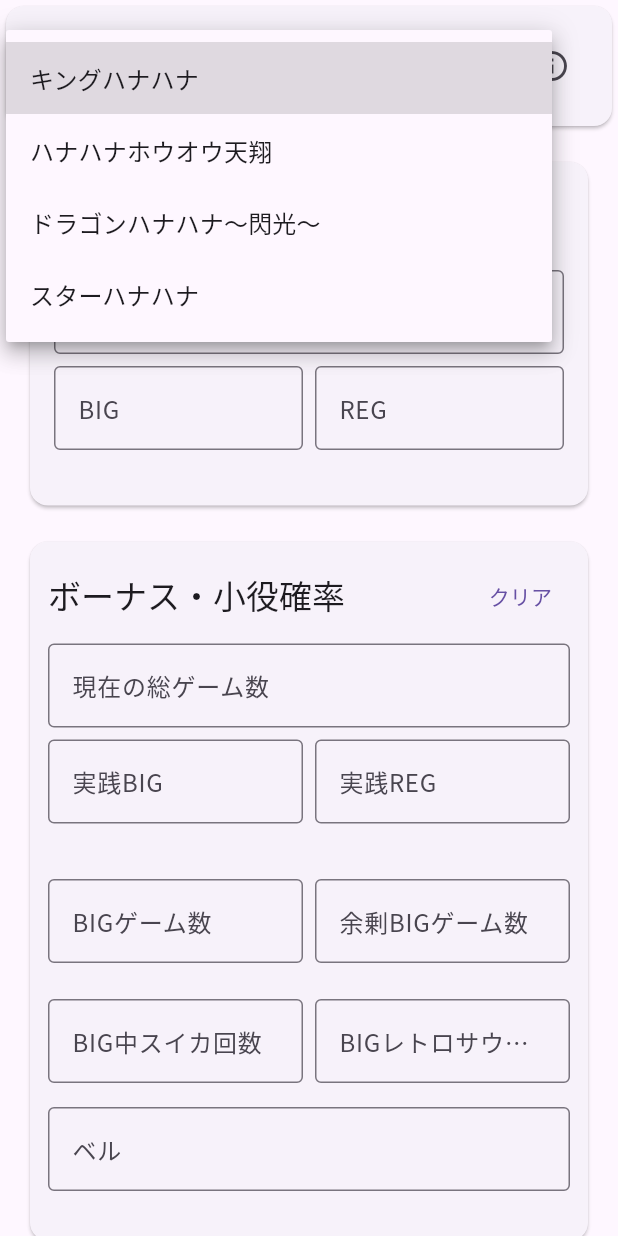
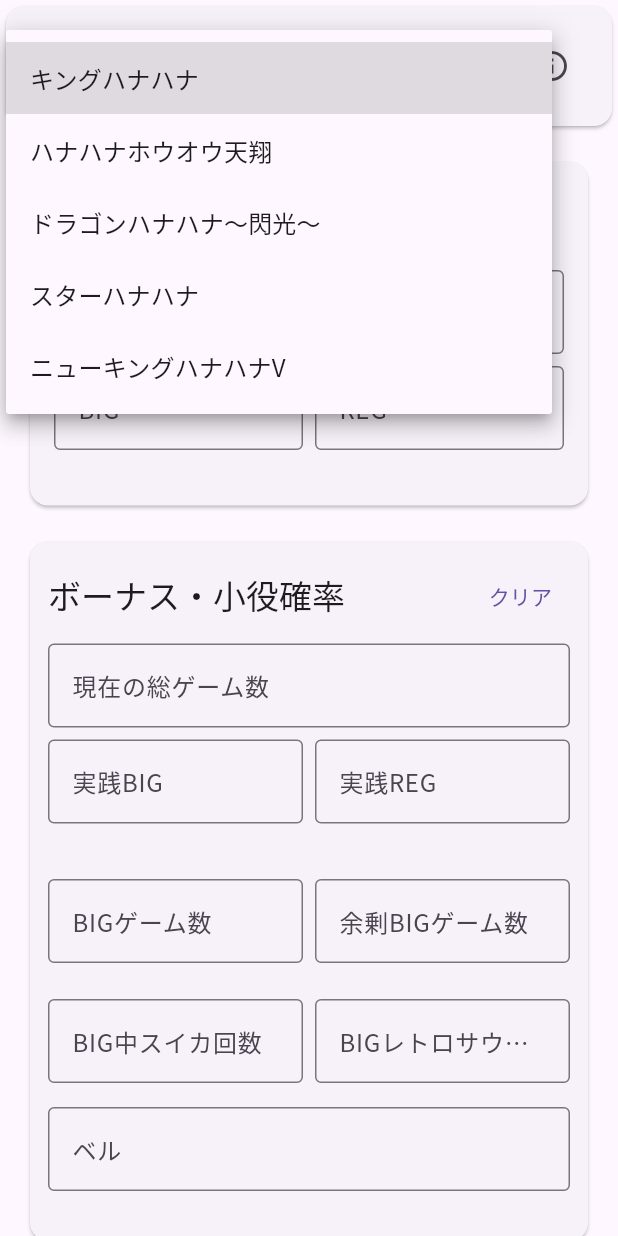
Before and after one commit to Detteiu9999/hanahana_calc_and_score, a Flutter app: the screen it shows after launch, after a tap on "キングハナハナ", on a phone screen of 412 x 824 dp. Run offline on Flutter 3.47's test engine with Material 3 defaults, Android fonts, the phone set to English and light mode, and no system bars; our stand-ins replace fluttertoast, google_fonts, shared_preferences.

Commit message:
ニューキングハナハナVを追加

```diff
--- a/lib/screens/machine_parameters_screen.dart
+++ b/lib/screens/machine_parameters_screen.dart
@@ -228,6 +228,8 @@ class MachineParametersScreen extends StatelessWidget {
         return 'ドラゴンハナハナ閃光';
       case SlotMachine.starHanahana:
         return 'スターハナハナ';
+      case SlotMachine.newKingHanahanaV:
+        return 'ニューキングハナハナV';
     }
   }
 }
--- a/lib/screens/records_screen.dart
+++ b/lib/screens/records_screen.dart
@@ -113,6 +113,8 @@ class _RecordsScreenState extends State<RecordsScreen> {
         return 'ドラゴンハナハナ閃光';
       case SlotMachine.starHanahana:
         return 'スターハナハナ';
+      case SlotMachine.newKingHanahanaV:
+        return 'ニューキングハナハナV';
     }
   }
 
--- a/lib/screens/slot_analyzer_screen.dart
+++ b/lib/screens/slot_analyzer_screen.dart
@@ -561,6 +561,10 @@ class _SlotAnalyzerScreenState extends State<SlotAnalyzerScreen> with WidgetsBin
                           DropdownMenuItem(
                             value: SlotMachine.starHanahana,
                             child: Text('スターハナハナ'),
+                          ),
+                          DropdownMenuItem(
+                            value: SlotMachine.newKingHanahanaV,
+                            child: Text('ニューキングハナハナV'),
                           ),
                         ],
                       ),
--- a/lib/services/slot_calculator.dart
+++ b/lib/services/slot_calculator.dart
@@ -10,7 +10,8 @@ enum SlotMachine {
   kingHanahana,
   hanahanaHouou,
   dragonHanahana,
-  starHanahana
+  starHanahana,
+  newKingHanahanaV
 }
 
 class SlotCalculator {
@@ -126,6 +127,34 @@ class SlotCalculator {
       'reg_white': [1.00, 1.01, 1.02, 1.05, 1.08, 1.10], //REG後白
       'big_sum': [270, 262, 252, 240, 229, 218],
       'reg_sum': [387, 354, 322, 293, 267, 242],
+    },
+    SlotMachine.newKingHanahanaV: {
+      'payout':[97.0, 99.0, 101.0, 104.0, 108.0, 108.0],
+      'single_big':[299.0, 291.0, 281.0, 268.0, 253.0, 253.0],
+      'single_reg':[496.0, 471.0, 442.0, 409.0, 372.0, 372.0],
+      'bell':[7.628, 7.502, 7.474, 7.379, 7.266, 7.266],
+      'big_game_num': [14.0], // BIGゲーム回数
+      'big_suika':[47.127, 42.864, 39.667, 36.991, 34.707, 34.707], // BIG中スイカ回数
+      'big_retro_sound':[48.0, 48.0, 48.0, 48.0, 48.0, 48.0], // BIG中レトロサウンド
+      'big_blue':[27.22, 24.63, 23.26, 20.48, 18.67, 18.67], // BIG後青
+      'big_yellow':[34.86, 33.22, 28.35, 26.01, 24.36, 24.36], // BIG後黄
+      'big_green':[52.01, 48.33, 42.92, 39.67, 37.45, 37.45], // BIG後緑
+      'big_red':[78.02, 72.98, 66.67, 63.69, 57.49, 57.49], // BIG後赤 (設定6の値を補完)
+      'big_rainbow':[8192.0, 2520.0, 2638.0, 1424.0, 504.0, 504.0], // BIG後虹
+      'big_white':[1.0, 1.0, 1.0, 1.0, 1.0, 1.0], // BIG後白
+      'side_blue':[2.778, 4.312, 2.979, 4.639, 3.218, 3.218], // REGサイド青
+      'side_yellow':[4.168, 2.875, 4.468, 3.092, 4.827, 4.827], // REGサイド黄
+      'side_green':[4.168, 5.956, 3.792, 5.445, 3.485, 3.485], // REGサイド緑
+      'side_red':[6.249, 3.970, 5.688, 3.630, 5.229, 5.229], // REGサイド赤
+      'side_rainbow':[4681.0, 2048.0, 992.0, 508.0, 256.0, 256.0], // REGサイド虹
+      'reg_blue':[0.0, 102.40, 85.33, 42.67, 42.67, 42.67], // REG後青
+      'reg_yellow':[0.0, 0.0, 102.40, 73.14, 42.67, 42.67], // REG後黄
+      'reg_green':[0.0, 0.0, 0.0, 102.40, 73.14, 42.67], // REG後緑
+      'reg_red':[0.0, 0.0, 0.0, 0.0, 102.40, 73.14], // REG後赤
+      'reg_rainbow':[0.0, 0.0, 0.0, 0.0, 0.0, 102.40], // REG後虹
+      'reg_white':[1.00, 1.01, 1.02, 1.05, 1.08, 1.10], // REG後白
+      'big_sum':[299.0, 291.0, 281.0, 268.0, 253.0, 253.0],
+      'reg_sum':[496.0, 471.0, 442.0, 409.0, 372.0, 372.0],
     },
   };
 
```
